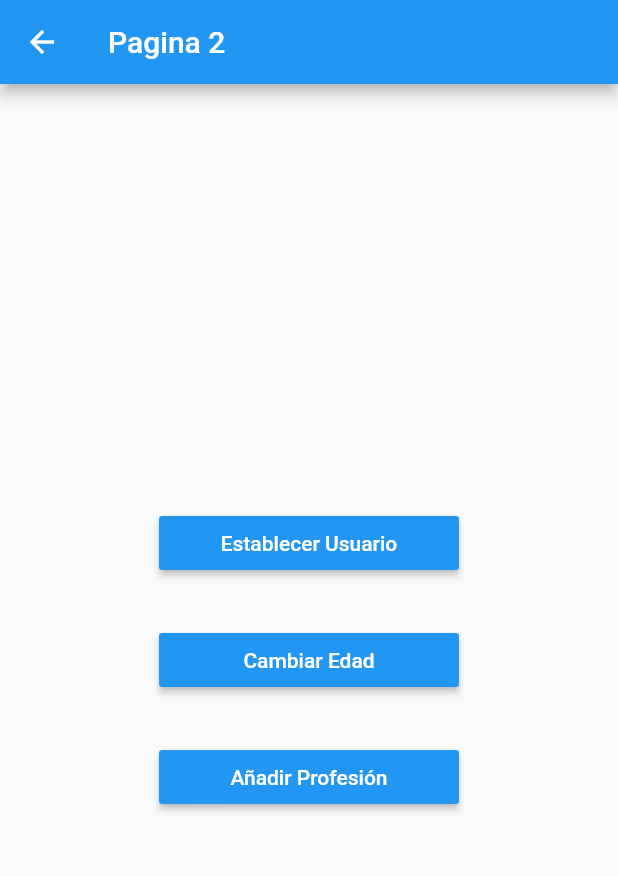
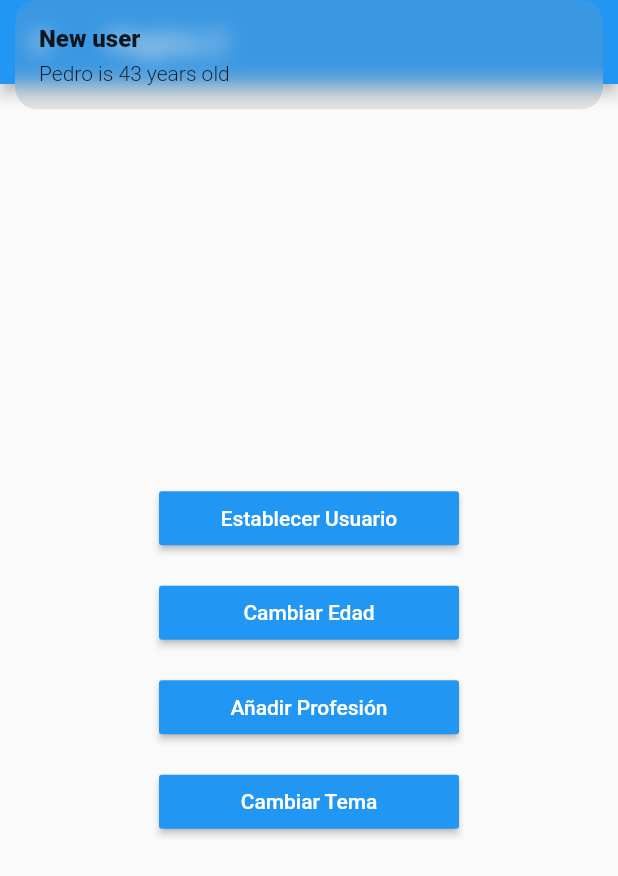
Before and after one commit to PeterPaulez/singleton_app, a Flutter app: the Pagina2Page screen opened by its route, after a tap on "Establecer Usuario", on a phone screen of 412 x 824 dp. Shown: the top 876 px of the screen. Run offline on Flutter 3.47's test engine with Material 2 defaults, Android fonts, the phone set to English and light mode, and no system bars; our stand-ins replace get.

Commit message:
NEW: Using GetX for other staff like changing between dark and light

```diff
--- a/lib/pages/pagina2.dart
+++ b/lib/pages/pagina2.dart
@@ -24,6 +24,10 @@ class Pagina2Page extends StatelessWidget {
                   nombre: 'Pedro',
                   edad: 43,
                 ));
+                Get.snackbar(
+                  'New user',
+                  'Pedro is 43 years old',
+                );
               },
               child: Text(
                 'Establecer Usuario',
@@ -31,7 +35,7 @@ class Pagina2Page extends StatelessWidget {
               ),
               color: Colors.blue,
             ),
-            SizedBox(height: 30),
+            SizedBox(height: 15),
             MaterialButton(
               minWidth: 200,
               onPressed: () {
@@ -43,7 +47,7 @@ class Pagina2Page extends StatelessWidget {
               ),
               color: Colors.blue,
             ),
-            SizedBox(height: 30),
+            SizedBox(height: 15),
             MaterialButton(
               minWidth: 200,
               onPressed: () {
@@ -57,6 +61,19 @@ class Pagina2Page extends StatelessWidget {
               ),
               color: Colors.blue,
             ),
+            SizedBox(height: 15),
+            MaterialButton(
+              minWidth: 200,
+              onPressed: () {
+                Get.changeTheme(
+                    (Get.isDarkMode) ? ThemeData.light() : ThemeData.dark());
+              },
+              child: Text(
+                'Cambiar Tema',
+                style: TextStyle(color: Colors.white),
+              ),
+              color: Colors.blue,
+            ),
           ],
         ),
       ),
```
